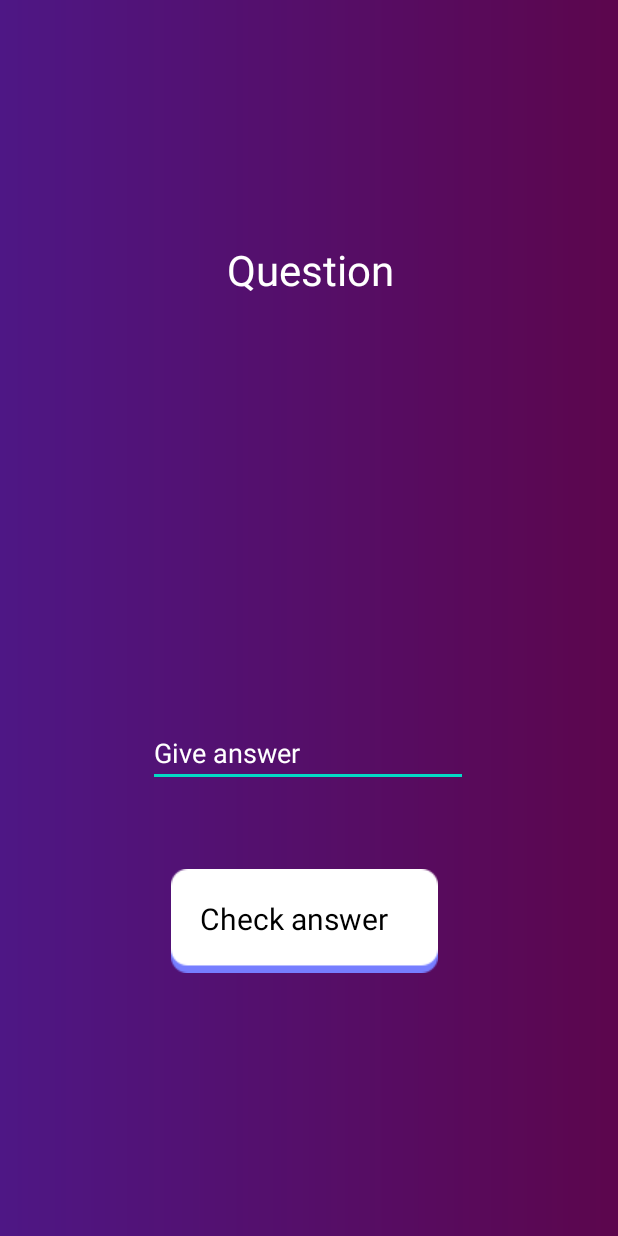
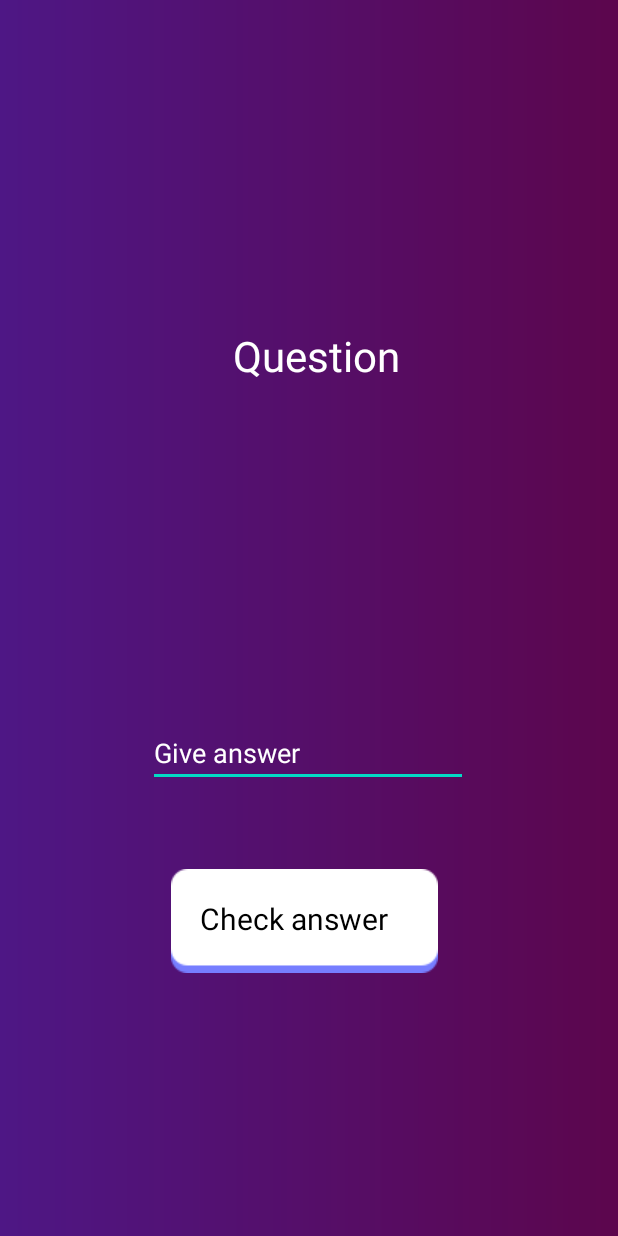
Before and after one commit to GiorgosGaramtzidis/TreasureHunt_front_end, an Android app: the RiddleActivity screen opened directly, with no data from a screen before it, on a phone screen of 412 x 824 dp. Run offline under Robolectric (Android 15) with nearby library versions, the phone set to English and light mode, and no system bars; 1 statement that could not run was skipped.

Commit message:
Fixed and it works

```diff
--- a/app/src/main/java/com/ihu/treasurehunt_front_end/Model/MapLocation.java
+++ b/app/src/main/java/com/ihu/treasurehunt_front_end/Model/MapLocation.java
@@ -18,7 +18,7 @@ public class MapLocation {
     @SerializedName("color")
     private String color;
 
-    @SerializedName("Question")
+    @SerializedName("question")
     private Question question;
 
 
--- a/app/src/main/res/layout/activity_riddle.xml
+++ b/app/src/main/res/layout/activity_riddle.xml
@@ -14,14 +14,13 @@
         android:layout_height="162dp"
         android:layout_alignParentEnd="true"
         android:layout_alignParentBottom="true"
-        android:layout_marginEnd="21dp"
-        android:layout_marginBottom="521dp"
+        android:layout_marginEnd="17dp"
+        android:layout_marginBottom="464dp"
         android:padding="20dp"
         android:text="Question"
         android:textAlignment="center"
         android:textColor="@color/white"
         android:textSize="28dp" />
-
 
     <TextView
         android:id="@+id/btnCheck"
```
